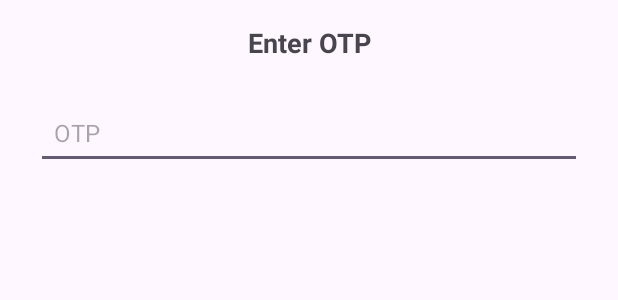
After one commit to kavyasreem01/mini-project---FAMS, an Android app: the layout dialog_enter_otp.xml on its own in the app's theme, with its tools: preview values and no code run, on a phone screen of 412 x 824 dp. The commit adds this screen. Shown: the top 300 px of the screen. Run offline under Robolectric (Android 15) with nearby library versions, the phone set to English and light mode, and no system bars.

Commit message:
updated-2 project

```diff
--- a/app/src/main/java/com/example/faams/PdfFilesAdapter.kt
+++ b/app/src/main/java/com/example/faams/PdfFilesAdapter.kt
@@ -88,7 +88,6 @@ class PdfFilesAdapter(private val listener: PdfClickListener) :
         override fun areContentsTheSame(oldItem: PdfFile, newItem: PdfFile) = oldItem == newItem
 
     }
-
     override fun onCreateViewHolder(parent: ViewGroup, viewType: Int): PdfFilesViewHolder {
         val binding = EachPdfItemBinding.inflate(LayoutInflater.from(parent.context), parent, false)
         return PdfFilesViewHolder(binding)
--- /dev/null
+++ b/app/src/main/res/layout/dialog_enter_otp.xml
@@ -0,0 +1,27 @@
+<!-- res/layout/dialog_enter_otp.xml -->
+<LinearLayout xmlns:android="http://schemas.android.com/apk/res/android"
+    android:layout_width="match_parent"
+    android:layout_height="wrap_content"
+    android:orientation="vertical"
+    android:padding="16dp">
+
+    <TextView
+        android:layout_width="match_parent"
+        android:layout_height="wrap_content"
+        android:text="@string/enter_otp"
+        android:textSize="18sp"
+        android:textStyle="bold"
+        android:gravity="center"
+        android:layout_marginBottom="16dp"/>
+
+    <EditText
+        android:id="@+id/otpEt"
+        android:layout_width="match_parent"
+        android:layout_height="48dp"
+        android:hint="@string/otp"
+        android:inputType="number"
+        android:padding="12dp"
+        android:textSize="16sp"
+        android:layout_margin="8dp"/>
+
+</LinearLayout>
--- a/app/src/main/res/values/strings.xml
+++ b/app/src/main/res/values/strings.xml
@@ -34,4 +34,6 @@
     <string name="no_search_results_found">No search results found</string>
     <string name="Type_your_Phone_Number">type ur phno</string>
     <string name="Type_your_Mobile_number">Type your Phone number</string>
+    <string name="enter_otp">Enter OTP</string>
+    <string name="otp">OTP</string>
 </resources>
--- a/build.gradle.kts
+++ b/build.gradle.kts
@@ -7,6 +7,7 @@ buildscript{
     dependencies{
         classpath("com.android.tools.build:gradle:8.4.2")
         classpath("com.google.gms:google-services:4.3.15")
+        classpath("org.jetbrains.kotlin:kotlin-gradle-plugin:1.6.10")
     }
 }
 plugins {
```
Also changed, not shown: app/src/main/java/com/example/faams/AllPdfsActivity.kt (+18 -23 lines), app/src/main/java/com/example/faams/PdfFile.kt (+6 -3 lines), app/src/main/java/com/example/faams/RegisterActivity.kt (+21 -0 lines).
